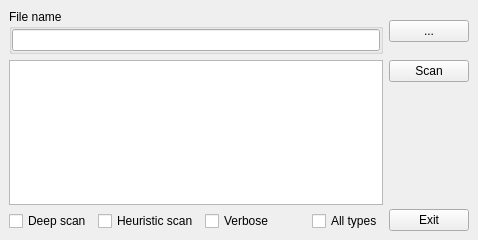
Old version of the form lite_source/litemainwindow.ui in the repository horsicq/DIE-engine.
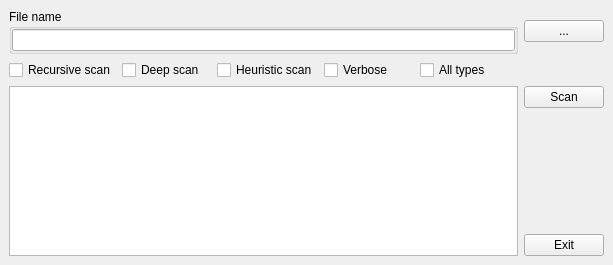
New version of the form.

The edit to the form file:
```diff
--- a/lite_source/litemainwindow.ui
+++ b/lite_source/litemainwindow.ui
@@ -6,15 +6,15 @@
    <rect>
     <x>0</x>
     <y>0</y>
-    <width>478</width>
-    <height>240</height>
+    <width>613</width>
+    <height>265</height>
    </rect>
   </property>
   <property name="windowTitle">
    <string notr="true">LiteMainWindow</string>
   </property>
   <widget class="QWidget" name="centralwidget">
-   <layout class="QVBoxLayout" name="verticalLayout_3">
+   <layout class="QVBoxLayout" name="verticalLayout_2">
     <item>
      <layout class="QHBoxLayout" name="horizontalLayout_4">
       <item>
@@ -51,18 +51,14 @@
      </layout>
     </item>
     <item>
-     <layout class="QHBoxLayout" name="horizontalLayout_3">
-      <item>
-       <layout class="QVBoxLayout" name="verticalLayout_2">
-        <item>
-         <widget class="QPlainTextEdit" name="plainTextEditResult">
-          <property name="readOnly">
-           <bool>true</bool>
-          </property>
-         </widget>
-        </item>
-        <item>
          <layout class="QHBoxLayout" name="horizontalLayout_2">
+      <item>
+       <widget class="QCheckBox" name="checkBoxRecursiveScan">
+        <property name="text">
+         <string>Recursive scan</string>
+        </property>
+       </widget>
+      </item>
           <item>
            <widget class="QCheckBox" name="checkBoxDeepScan">
             <property name="text">
@@ -84,19 +80,6 @@
             </property>
            </widget>
           </item>
-          <item>
-           <spacer name="horizontalSpacer">
-            <property name="orientation">
-             <enum>Qt::Horizontal</enum>
-            </property>
-            <property name="sizeHint" stdset="0">
-             <size>
-              <width>40</width>
-              <height>20</height>
-             </size>
-            </property>
-           </spacer>
-          </item>
           <item>
            <widget class="QCheckBox" name="checkBoxAllTypesScan">
             <property name="text">
@@ -104,32 +87,33 @@
             </property>
            </widget>
           </item>
-         </layout>
-        </item>
-       </layout>
-      </item>
-      <item>
-       <layout class="QVBoxLayout" name="verticalLayout">
-        <item>
-         <widget class="QPushButton" name="pushButtonScan">
-          <property name="text">
-           <string>Scan</string>
-          </property>
-         </widget>
-        </item>
         <item>
          <widget class="QLabel" name="labelScanTime">
-          <property name="maximumSize">
-           <size>
-            <width>75</width>
-            <height>16777215</height>
-           </size>
-          </property>
           <property name="text">
            <string/>
           </property>
           <property name="alignment">
            <set>Qt::AlignRight|Qt::AlignTrailing|Qt::AlignVCenter</set>
+        </property>
+       </widget>
+      </item>
+     </layout>
+    </item>
+    <item>
+     <layout class="QHBoxLayout" name="horizontalLayout_3">
+      <item>
+       <widget class="QPlainTextEdit" name="plainTextEditResult">
+        <property name="readOnly">
+         <bool>true</bool>
+        </property>
+       </widget>
+      </item>
+      <item>
+       <layout class="QVBoxLayout" name="verticalLayout">
+        <item>
+         <widget class="QPushButton" name="pushButtonScan">
+          <property name="text">
+           <string>Scan</string>
           </property>
          </widget>
         </item>
```
Lines whose indentation alone changed are shown as unchanged.
